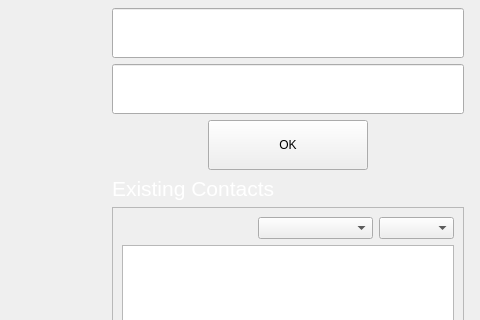
Above: src/qt/forms/addresseswidget.ui from eons-finance/ALQO before the change; both pictures show x 147 to 627 and y 112 to 432 of the 870 by 650 pixel window. Below: the same form after it.
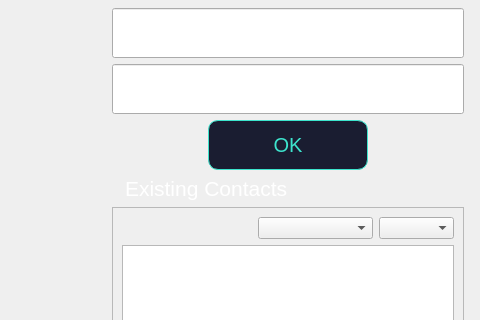
That is the form after the change.

Commit message: polish the style and fix some bugs

```diff
--- a/src/qt/forms/addresseswidget.ui
+++ b/src/qt/forms/addresseswidget.ui
@@ -76,7 +76,8 @@
          <item>
           <widget class="QLabel" name="label">
            <property name="styleSheet">
-            <string notr="true">color:white;</string>
+            <string notr="true">color:white;
+margin-left:10px;</string>
            </property>
            <property name="text">
             <string>&lt;html&gt;&lt;head/&gt;&lt;body&gt;&lt;p&gt;&lt;span style=&quot; font-size:14pt;&quot;&gt;Add New Contact&lt;/span&gt;&lt;/p&gt;&lt;/body&gt;&lt;/html&gt;</string>
@@ -180,6 +181,21 @@
                <height>50</height>
               </size>
              </property>
+             <property name="styleSheet">
+              <string notr="true">QPushButton {
+color: #3de4cd;
+border: 1px solid #3de4cd;
+border-radius: 10px;
+background-color:  rgb(26, 29, 49);
+padding: 8px 30px;
+font-size: 20px;
+}
+QPushButton:hover{
+	color: #1a1d31;
+background-color: #3de4cd;
+}
+</string>
+             </property>
              <property name="text">
               <string>OK</string>
              </property>
@@ -218,7 +234,8 @@
            <item>
             <widget class="QLabel" name="label_3">
              <property name="styleSheet">
-              <string notr="true">color:white;</string>
+              <string notr="true">color:white;
+margin-left:10px;</string>
              </property>
              <property name="text">
               <string>&lt;html&gt;&lt;head/&gt;&lt;body&gt;&lt;p&gt;&lt;span style=&quot; font-size:16pt;&quot;&gt;Existing Contacts&lt;/span&gt;&lt;/p&gt;&lt;/body&gt;&lt;/html&gt;</string>
```
The commit also changes 24 other files.
